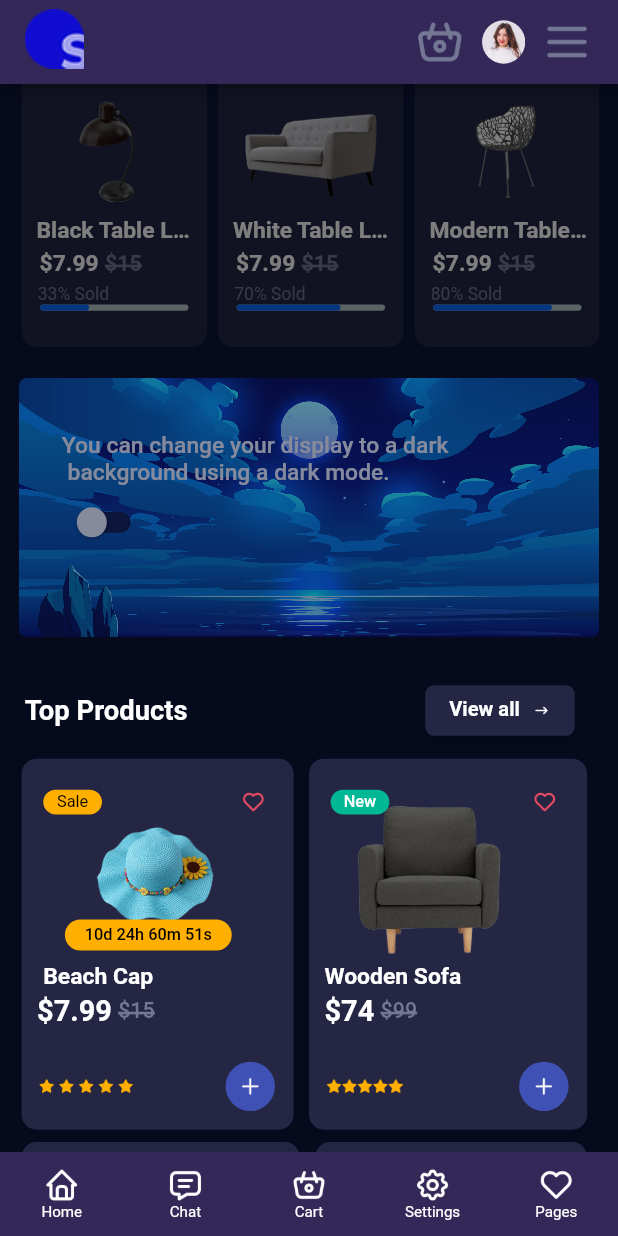
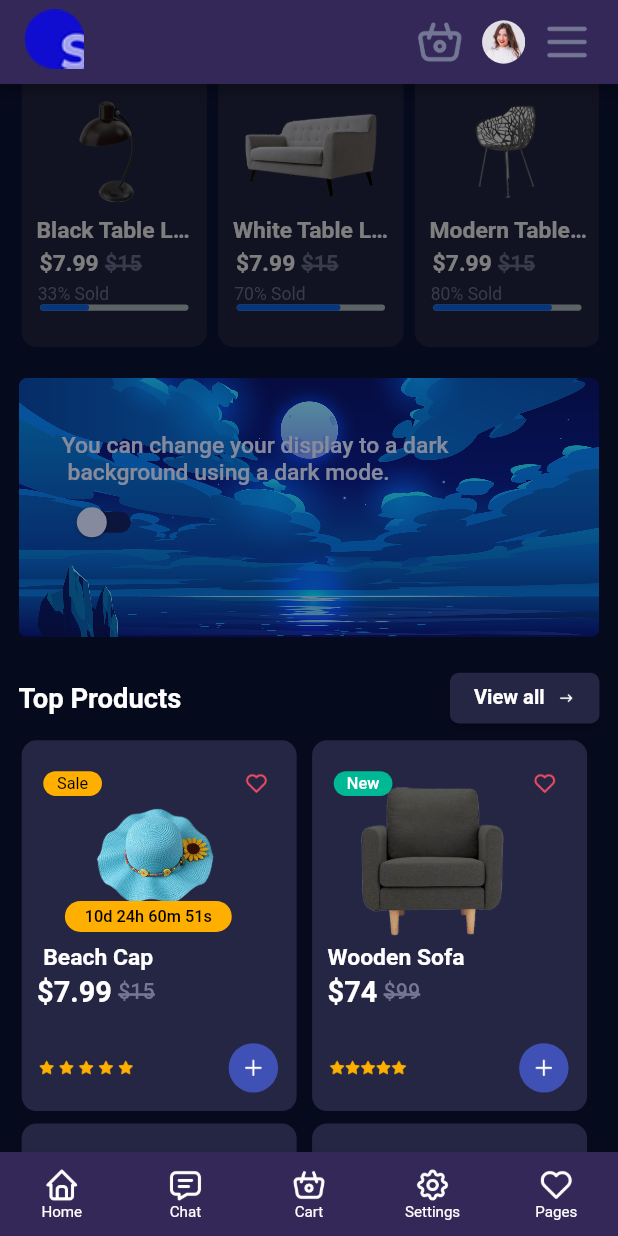
Before and after one commit to Alaminpk05/Suha, a Flutter app: the screen it shows after launch, scrolled down 576 dp, after a tap on "View all", on a phone screen of 412 x 824 dp. Run offline on Flutter 3.47's test engine with Material 3 defaults, Android fonts, the light colour scheme and no system bars; drawn by our look-alikes of percent_indicator; our stand-ins replace badges, responsive_sizer, smooth_page_indicator; Roboto replaces fonts that are missing (PlusJakartaSans-Regular.ttf).

Commit message:
fixed weekly section and others responsiveness for tablet

```diff
--- a/lib/pages/Home/Widgets/SectionWidgets/collectionSection.dart
+++ b/lib/pages/Home/Widgets/SectionWidgets/collectionSection.dart
@@ -33,16 +33,13 @@ class CollectionsSection extends StatelessWidget {
         child: Column(
           crossAxisAlignment: CrossAxisAlignment.start,
           children: [
-            Padding(
-              padding:  EdgeInsets.only(left:3.w),
-              child: ViewProductlist(productListviewTitle: 'Collections',
-                  ontab: (){}),
-            ),
+            ViewProductlist(productListviewTitle: 'Collections',
+                ontab: (){}),
             SizedBox(
               height: 19.h,
               width: double.infinity,
               child: Container(
-                margin: EdgeInsets.only(left: 3.5.w),
+
                 child: ListView.builder(
                   scrollDirection: Axis.horizontal,
 
--- a/lib/pages/Home/Widgets/SectionWidgets/featuredproductsSection.dart
+++ b/lib/pages/Home/Widgets/SectionWidgets/featuredproductsSection.dart
@@ -30,6 +30,8 @@ class _FeaturedproductssectionState extends State<Featuredproductssection> {
         children: [
           ViewProductlist(productListviewTitle: "Featured Products", ontab: () {}),
           Row(
+
+
             children: [
               FeaturedProducts(image: 'assets/14.png',
                 title: 'Blue Skateboard',
@@ -43,6 +45,7 @@ class _FeaturedproductssectionState extends State<Featuredproductssection> {
             ],
           ),
           Row(
+
             children: [
               FeaturedProducts(image: 'assets/21.png',
                 title: 'ECG Rice Maker',
--- a/lib/pages/Home/Widgets/SectionWidgets/weeklybestsellers.dart
+++ b/lib/pages/Home/Widgets/SectionWidgets/weeklybestsellers.dart
@@ -15,16 +15,16 @@ class WeeklyBestSellerSection extends StatelessWidget {
 
   @override
   Widget build(BuildContext context) {
-    return Column(
-      children: [
-        Padding(
+    return Padding(
       padding: ResponsiveHelper.isMobile(context)
           ? EdgeInsets.only(
               top: widgetTopPad, left: homeMobLP, right: homeMobRP)
           : EdgeInsets.only(
               top: widgetTopPad, left: homeTabLP, right: homeTabRP),
-          child:  ViewProductlist(productListviewTitle: 'Weekly Best Sellers', ontab: () {  },),
-        ),
+      child: Column(
+        children: [
+          ViewProductlist(productListviewTitle: 'Weekly Best Sellers', ontab: () {  },),
+          SizedBox(height: sectionTopPad-.5.w,),
           ListView.builder(
             scrollDirection: Axis.vertical,
             physics: const NeverScrollableScrollPhysics(),
@@ -42,6 +42,7 @@ class WeeklyBestSellerSection extends StatelessWidget {
               );},
           )
         ],
+      ),
     );
   }
 }
--- a/lib/pages/Home/Widgets/singlewidgets/featuredproducts.dart
+++ b/lib/pages/Home/Widgets/singlewidgets/featuredproducts.dart
@@ -1,5 +1,6 @@
 import 'package:flutter/material.dart';
 import 'package:responsive_sizer/responsive_sizer.dart';
+import 'package:shuhaui/utils/respnsive_helper.dart';
 
 
 class FeaturedProducts extends StatelessWidget {
@@ -14,6 +15,8 @@ class FeaturedProducts extends StatelessWidget {
 
   @override
   Widget build(BuildContext context) {
+    var Mobile=ResponsiveHelper.isMobile(context);
+    var Tablet=ResponsiveHelper.isTablet(context);
     return Expanded(
       child: GestureDetector(
         onTap: ontap,
@@ -40,8 +43,7 @@ class FeaturedProducts extends StatelessWidget {
 
                           child: SizedBox(
                             height: 9.h,
-                            width: 30.w
-                            ,
+                            width: Mobile?30.w:30.w,
                             child: Image.asset(
                               image,
                               fit: BoxFit.contain,
@@ -81,7 +83,7 @@ class FeaturedProducts extends StatelessWidget {
                                   "\$$oldprice",
                                   style: TextStyle(
                                     color: const Color.fromRGBO(116, 119, 148, 1),
-                                    fontSize: 16.sp,
+                                    fontSize: Mobile?16.sp:15.sp,
                                     fontWeight: FontWeight.w600,
                                     decoration: TextDecoration.lineThrough,
                                     decorationColor:
--- a/lib/pages/Home/Widgets/singlewidgets/topProductwithouttime.dart
+++ b/lib/pages/Home/Widgets/singlewidgets/topProductwithouttime.dart
@@ -4,7 +4,8 @@ import 'categorybuttonwidget.dart';
 
 Widget topProductwithouttime({required String name,required String photo,required Color color,required String minibuttonword2}) {
 
-  return Stack(
+  return Expanded(
+    child: Stack(
       children: [
         Container(
           height: 30.h,
@@ -131,6 +132,7 @@ Widget topProductwithouttime({required String name,required String photo,require
           ),
         ),
       ],
+    ),
   );
 
 
--- a/lib/pages/Home/Widgets/singlewidgets/viewallButton.dart
+++ b/lib/pages/Home/Widgets/singlewidgets/viewallButton.dart
@@ -14,9 +14,6 @@ class ViewProductlist extends StatelessWidget {
   Widget build(BuildContext context) {
     return GestureDetector(
       onTap: ontab,
-      child: Padding(
-        padding:EdgeInsets.only(top: 1.h,bottom: 0.5.h,right: 4.w,left: 1.w
-        ),
       child: Row(
         mainAxisAlignment: MainAxisAlignment.spaceBetween,
         children: [
@@ -40,7 +37,6 @@ class ViewProductlist extends StatelessWidget {
               ))
         ],
       ),
-      ),
     );
   }
 }
--- a/lib/pages/Home/Widgets/singlewidgets/weeklybestsellerscard.dart
+++ b/lib/pages/Home/Widgets/singlewidgets/weeklybestsellerscard.dart
@@ -1,103 +1,87 @@
-
-
 import 'package:flutter/material.dart';
 import 'package:responsive_sizer/responsive_sizer.dart';
+import 'package:shuhaui/utils/respnsive_helper.dart';
 
 class WeeklyProductsCard extends StatelessWidget {
   final String image;
   final String title;
   const WeeklyProductsCard({
-    super.key, required this.image, required this.title,
+    super.key,
+    required this.image,
+    required this.title,
   });
 
   @override
   Widget build(BuildContext context) {
+    var Mobile = ResponsiveHelper.isMobile(context);
+    var Tablet = ResponsiveHelper.isTablet(context);
     return Container(
-      margin: EdgeInsets.symmetric(horizontal: 3.5.w,vertical: 0.5.h),
+      margin: EdgeInsets.symmetric(horizontal: Mobile?0.w:0, vertical: 0.5.h),
       height: 12.h,
-
+      width: double.infinity,
       decoration: BoxDecoration(
-        color: const Color.fromRGBO(36, 38, 68,1), // Use the passed container color
+        color: const Color.fromRGBO(
+            36, 38, 68, 1), // Use the passed container color
         borderRadius: BorderRadius.circular(10.sp),
       ),
       child: Row(
         children: [
           Container(
-            padding: EdgeInsets.only(
-                top: 1.h,bottom: 1.h
-            ),
+            padding: EdgeInsets.only(top: 1.h,
+             bottom: 1.h),
             height: double.infinity,
-            width: 25.w,
-
+            width: Mobile?25.w:18.w,
             decoration: BoxDecoration(
                 borderRadius: BorderRadius.circular(10.sp),
-                color: const Color.fromRGBO(51,40,88, 1)
-
-            ),
-            child: Stack(
-                children:[
+                color: const Color.fromRGBO(51, 40, 88, 1)),
+            child: Stack(children: [
               Positioned(
-
-
-
-
                 child: SizedBox(
                   height: 22.h,
                   width: 19.w,
                   child: Image.asset(
                     image,
                     fit: BoxFit.contain,
-
-
-
                   ),
                 ),
               ),
-
               Positioned(
                 left: 1.w,
                 bottom: 6.1.h,
-
-
                 child: Container(
                   height: 5.h,
-                      width: 5.w,
+                  width:5.w ,
                   decoration: const BoxDecoration(
-                          color: Color.fromRGBO(36, 38, 68,1),
-                          shape: BoxShape.circle
-                      ),
+                      color: Color.fromRGBO(36, 38, 68, 1),
+                      shape: BoxShape.circle),
                   child: Padding(
-                        padding:  EdgeInsets.all(8.5.sp),
+                    padding: EdgeInsets.all(8.5.sp),
                     child: Image.asset(
                       'assets/heart (3).png',
                       height: 3.h,
                       width: 3.w,
-
-
                     ),
                   ),
                 ),
               ),
-                ]
+            ]),
           ),
-
-          ),
-          const SizedBox(width: 10),
+          SizedBox(width: 2.5.w),
           Expanded(
             child: Padding(
-              padding:  EdgeInsets.only(left: 1.w),
+              padding: EdgeInsets.only(left: 1.w),
               child: Column(
                 crossAxisAlignment: CrossAxisAlignment.start,
                 children: [
-
                   Padding(
-                    padding:  EdgeInsets.only(top: 1.8.h,
+                    padding: EdgeInsets.only(
+                      top: 1.8.h,
                     ),
                     child: Text(
                       title,
                       style: TextStyle(
                         color: Colors.white,
-                        fontSize: 17.sp,
+                        fontSize: 16.5.sp,
                         fontWeight: FontWeight.bold,
                       ),
                       maxLines: 2,
@@ -115,16 +99,18 @@ class WeeklyProductsCard extends StatelessWidget {
                           fontWeight: FontWeight.bold,
                         ),
                       ),
-                      SizedBox(width: 3.w,),
-                      const Text(
+                      SizedBox(
+                        width: 1.w,
+                      ),
+                       Text(
                         '\$54',
                         style: TextStyle(
                           color: Colors.white,
-                          fontSize: 16,
+                          fontSize: 16.sp,
                           fontWeight: FontWeight.bold,
                         ),
                       ),
-                      const SizedBox(width: 8),
+                       SizedBox(width: 1.8.w),
                       const Text(
                         '\$64',
                         style: TextStyle(
@@ -147,7 +133,8 @@ class WeeklyProductsCard extends StatelessWidget {
                           color: Colors.white,
                           fontSize: 14,
                         ),
-                      ),Text(
+                      ),
+                      Text(
                         " (125 Reviews",
                         style: TextStyle(
                           color: Colors.white,
@@ -160,7 +147,6 @@ class WeeklyProductsCard extends StatelessWidget {
               ),
             ),
           ),
-
         ],
       ),
     );
```
Lines whose indentation alone changed are shown as unchanged.
